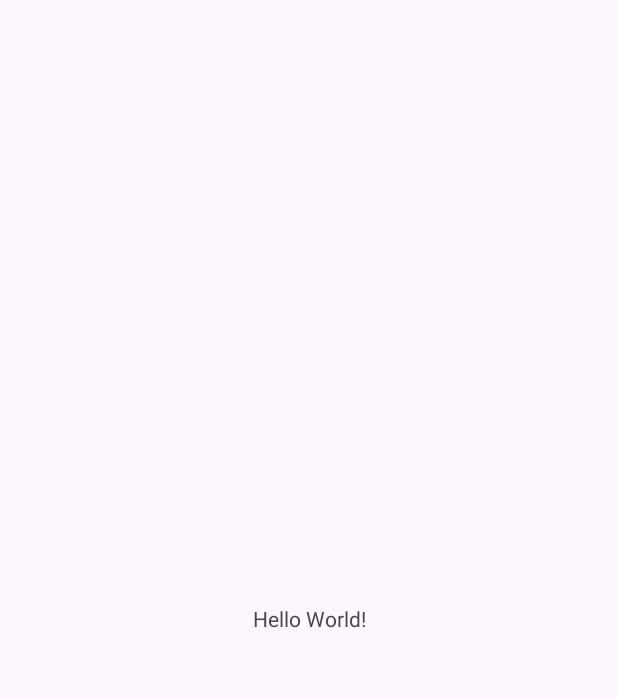
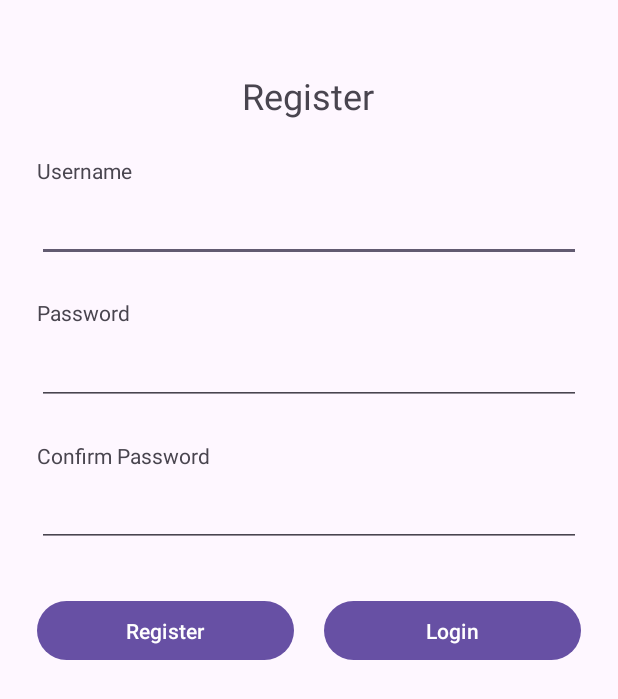
Before and after one commit to Shloktheboss142/EventManagementApp, an Android app: the screen it shows after launch (MainActivity), on a phone screen of 412 x 824 dp. Before the commit the part shown is almost empty. Shown: the top 699 px of the screen. Run offline under Robolectric (Android 15) with nearby library versions, the phone set to English and light mode, and no system bars.

Commit message:
Basic UI for register (portrait and landscape) done

```diff
--- a/app/src/main/AndroidManifest.xml
+++ b/app/src/main/AndroidManifest.xml
@@ -13,6 +13,9 @@
         android:theme="@style/Theme.Assignment1"
         tools:targetApi="31">
         <activity
+            android:name=".UserRegisterActivity"
+            android:exported="false" />
+        <activity
             android:name=".MainActivity"
             android:exported="true">
             <intent-filter>
--- /dev/null
+++ b/app/src/main/res/layout-land/activity_main.xml
@@ -0,0 +1,166 @@
+<?xml version="1.0" encoding="utf-8"?>
+<androidx.constraintlayout.widget.ConstraintLayout xmlns:android="http://schemas.android.com/apk/res/android"
+    xmlns:app="http://schemas.android.com/apk/res-auto"
+    xmlns:tools="http://schemas.android.com/tools"
+    android:layout_width="match_parent"
+    android:layout_height="match_parent"
+    tools:context=".MainActivity">
+
+    <TextView
+        android:id="@+id/textView3"
+        android:layout_width="wrap_content"
+        android:layout_height="wrap_content"
+        android:text="Register"
+        android:textSize="24sp"
+        app:layout_constraintEnd_toEndOf="parent"
+        app:layout_constraintHorizontal_bias="0.5"
+        app:layout_constraintStart_toStartOf="parent"
+        app:layout_constraintTop_toTopOf="@+id/guideline2" />
+
+    <EditText
+        android:id="@+id/confirmPasswordInput"
+        android:layout_width="0dp"
+        android:layout_height="45dp"
+        android:layout_marginLeft="40dp"
+        android:ems="10"
+        android:inputType="textPassword"
+        app:layout_constraintEnd_toStartOf="@+id/guideline7"
+        app:layout_constraintHorizontal_bias="0.5"
+        app:layout_constraintStart_toEndOf="@+id/textView7"
+        app:layout_constraintTop_toTopOf="@+id/guideline11" />
+
+    <EditText
+        android:id="@+id/passwordInput"
+        android:layout_width="0dp"
+        android:layout_height="44dp"
+        android:layout_marginLeft="40dp"
+        android:ems="10"
+        android:inputType="textPassword"
+        app:layout_constraintEnd_toStartOf="@+id/guideline7"
+        app:layout_constraintHorizontal_bias="0.5"
+        app:layout_constraintStart_toEndOf="@+id/textView5"
+        app:layout_constraintTop_toTopOf="@+id/guideline10" />
+
+    <TextView
+        android:id="@+id/textView7"
+        android:layout_width="113dp"
+        android:layout_height="50dp"
+        android:text="Confirm Password"
+        android:textAlignment="center"
+        android:textSize="20sp"
+        app:layout_constraintEnd_toStartOf="@+id/confirmPasswordInput"
+        app:layout_constraintHorizontal_bias="0.5"
+        app:layout_constraintStart_toStartOf="@+id/guideline6"
+        app:layout_constraintTop_toTopOf="@+id/guideline11" />
+
+    <TextView
+        android:id="@+id/textView5"
+        android:layout_width="113dp"
+        android:layout_height="24dp"
+        android:layout_marginTop="8dp"
+        android:text="Password"
+        android:textAlignment="center"
+        android:textSize="20sp"
+        app:layout_constraintEnd_toStartOf="@+id/passwordInput"
+        app:layout_constraintHorizontal_chainStyle="spread_inside"
+        app:layout_constraintStart_toStartOf="@+id/guideline6"
+        app:layout_constraintTop_toTopOf="@+id/guideline10" />
+
+    <TextView
+        android:id="@+id/textView4"
+        android:layout_width="114dp"
+        android:layout_height="29dp"
+
+        android:layout_marginTop="8dp"
+        android:text="Username"
+        android:textAlignment="center"
+        android:textSize="20sp"
+        app:layout_constraintEnd_toStartOf="@+id/usernameInput"
+        app:layout_constraintHorizontal_bias="0.5"
+        app:layout_constraintStart_toStartOf="@+id/guideline6"
+        app:layout_constraintTop_toTopOf="@+id/guideline8" />
+
+    <EditText
+        android:id="@+id/usernameInput"
+        android:layout_width="0dp"
+        android:layout_height="46dp"
+        android:layout_marginLeft="40dp"
+        android:ems="10"
+        android:inputType="text"
+        app:layout_constraintEnd_toStartOf="@+id/guideline7"
+        app:layout_constraintHorizontal_bias="0.5"
+        app:layout_constraintStart_toEndOf="@+id/textView4"
+        app:layout_constraintTop_toTopOf="@+id/guideline8" />
+
+    <Button
+        android:id="@+id/registerButton"
+        android:layout_width="160dp"
+        android:layout_height="47dp"
+        android:layout_marginTop="24dp"
+        android:text="Register"
+        app:layout_constraintEnd_toStartOf="@+id/loginButton"
+        app:layout_constraintHorizontal_bias="0.5"
+        app:layout_constraintStart_toStartOf="parent"
+        app:layout_constraintTop_toTopOf="@+id/guideline9" />
+
+    <Button
+        android:id="@+id/loginButton"
+        android:layout_width="160dp"
+        android:layout_height="47dp"
+        android:layout_marginTop="24dp"
+        android:text="Login"
+        app:layout_constraintEnd_toEndOf="parent"
+        app:layout_constraintHorizontal_bias="0.5"
+        app:layout_constraintStart_toEndOf="@+id/registerButton"
+        app:layout_constraintTop_toTopOf="@+id/guideline9" />
+
+    <androidx.constraintlayout.widget.Guideline
+        android:id="@+id/guideline2"
+        android:layout_width="wrap_content"
+        android:layout_height="wrap_content"
+        android:orientation="horizontal"
+        app:layout_constraintGuide_begin="16dp" />
+
+    <androidx.constraintlayout.widget.Guideline
+        android:id="@+id/guideline6"
+        android:layout_width="wrap_content"
+        android:layout_height="wrap_content"
+        android:orientation="vertical"
+        app:layout_constraintGuide_begin="72dp" />
+
+    <androidx.constraintlayout.widget.Guideline
+        android:id="@+id/guideline7"
+        android:layout_width="wrap_content"
+        android:layout_height="wrap_content"
+        android:orientation="vertical"
+        app:layout_constraintGuide_end="72dp" />
+
+    <androidx.constraintlayout.widget.Guideline
+        android:id="@+id/guideline8"
+        android:layout_width="wrap_content"
+        android:layout_height="wrap_content"
+        android:orientation="horizontal"
+        app:layout_constraintGuide_begin="67dp" />
+
+    <androidx.constraintlayout.widget.Guideline
+        android:id="@+id/guideline9"
+        android:layout_width="wrap_content"
+        android:layout_height="wrap_content"
+        android:orientation="horizontal"
+        app:layout_constraintGuide_begin="265dp" />
+
+    <androidx.constraintlayout.widget.Guideline
+        android:id="@+id/guideline10"
+        android:layout_width="wrap_content"
+        android:layout_height="wrap_content"
+        android:orientation="horizontal"
+        app:layout_constraintGuide_begin="135dp" />
+
+    <androidx.constraintlayout.widget.Guideline
+        android:id="@+id/guideline11"
+        android:layout_width="wrap_content"
+        android:layout_height="wrap_content"
+        android:orientation="horizontal"
+        app:layout_constraintGuide_begin="205dp" />
+
+</androidx.constraintlayout.widget.ConstraintLayout>
--- a/app/src/main/res/layout/activity_main.xml
+++ b/app/src/main/res/layout/activity_main.xml
@@ -6,13 +6,130 @@
     android:layout_height="match_parent"
     tools:context=".MainActivity">
 
-    <TextView
+    <androidx.constraintlayout.widget.Guideline
+        android:id="@+id/guideline"
         android:layout_width="wrap_content"
         android:layout_height="wrap_content"
-        android:text="Hello World!"
-        app:layout_constraintBottom_toBottomOf="parent"
+        android:orientation="horizontal"
+        app:layout_constraintGuide_begin="80dp" />
+
+    <TextView
+        android:id="@+id/textView3"
+        android:layout_width="wrap_content"
+        android:layout_height="wrap_content"
+        android:text="Register"
+        android:textSize="24sp"
+        app:layout_constraintBottom_toTopOf="@+id/guideline"
         app:layout_constraintEnd_toEndOf="parent"
-        app:layout_constraintStart_toStartOf="parent"
-        app:layout_constraintTop_toTopOf="parent" />
+        app:layout_constraintHorizontal_bias="0.498"
+        app:layout_constraintStart_toStartOf="parent" />
+
+    <TextView
+        android:id="@+id/textView4"
+        android:layout_width="wrap_content"
+        android:layout_height="wrap_content"
+        android:layout_marginTop="24dp"
+
+        android:text="Username"
+        app:layout_constraintStart_toStartOf="@+id/guideline3"
+        app:layout_constraintTop_toTopOf="@+id/guideline" />
+
+    <androidx.constraintlayout.widget.Guideline
+        android:id="@+id/guideline3"
+        android:layout_width="wrap_content"
+        android:layout_height="wrap_content"
+        android:orientation="vertical"
+        app:layout_constraintGuide_begin="25dp" />
+
+    <androidx.constraintlayout.widget.Guideline
+        android:id="@+id/guideline4"
+        android:layout_width="wrap_content"
+        android:layout_height="wrap_content"
+        android:orientation="vertical"
+        app:layout_constraintGuide_end="25dp" />
+
+    <EditText
+        android:id="@+id/usernameInput"
+        android:layout_width="0dp"
+        android:layout_height="43dp"
+        android:layout_marginTop="8dp"
+        android:ems="10"
+        android:inputType="text"
+        app:layout_constraintEnd_toStartOf="@+id/guideline4"
+        app:layout_constraintHorizontal_bias="1.0"
+        app:layout_constraintStart_toStartOf="@+id/guideline3"
+        app:layout_constraintTop_toBottomOf="@+id/textView4" />
+
+    <TextView
+        android:id="@+id/textView5"
+        android:layout_width="wrap_content"
+        android:layout_height="wrap_content"
+        android:layout_marginTop="24dp"
+        android:text="Password"
+        app:layout_constraintStart_toStartOf="@+id/guideline3"
+        app:layout_constraintTop_toBottomOf="@+id/usernameInput" />
+
+    <EditText
+        android:id="@+id/passwordInput"
+        android:layout_width="0dp"
+        android:layout_height="44dp"
+        android:layout_marginTop="8dp"
+        android:ems="10"
+        android:inputType="textPassword"
+        app:layout_constraintEnd_toStartOf="@+id/guideline4"
+        app:layout_constraintHorizontal_bias="1.0"
+        app:layout_constraintStart_toStartOf="@+id/guideline3"
+        app:layout_constraintTop_toBottomOf="@+id/textView5" />
+
+    <TextView
+        android:id="@+id/textView7"
+        android:layout_width="wrap_content"
+        android:layout_height="wrap_content"
+        android:layout_marginTop="24dp"
+        android:text="Confirm Password"
+        app:layout_constraintStart_toStartOf="@+id/guideline3"
+        app:layout_constraintTop_toBottomOf="@+id/passwordInput" />
+
+    <EditText
+        android:id="@+id/confirmPasswordInput"
+        android:layout_width="0dp"
+        android:layout_height="43dp"
+        android:layout_marginTop="8dp"
+        android:ems="10"
+        android:inputType="textPassword"
+        app:layout_constraintEnd_toStartOf="@+id/guideline4"
+        app:layout_constraintHorizontal_bias="0.5"
+        app:layout_constraintStart_toStartOf="@+id/guideline3"
+        app:layout_constraintTop_toBottomOf="@+id/textView7" />
+
+    <Button
+        android:id="@+id/registerButton"
+        android:layout_width="0dp"
+        android:layout_height="47dp"
+        android:layout_marginRight="10dp"
+        android:text="Register"
+        app:layout_constraintEnd_toStartOf="@+id/loginButton"
+        app:layout_constraintHorizontal_bias="0.5"
+        app:layout_constraintHorizontal_chainStyle="spread_inside"
+        app:layout_constraintStart_toStartOf="@+id/guideline3"
+        app:layout_constraintTop_toTopOf="@+id/guideline5" />
+
+    <Button
+        android:id="@+id/loginButton"
+        android:layout_width="0dp"
+        android:layout_height="47dp"
+        android:layout_marginLeft="10dp"
+        android:text="Login"
+        app:layout_constraintEnd_toStartOf="@+id/guideline4"
+        app:layout_constraintHorizontal_bias="0.5"
+        app:layout_constraintStart_toEndOf="@+id/registerButton"
+        app:layout_constraintTop_toTopOf="@+id/guideline5" />
+
+    <androidx.constraintlayout.widget.Guideline
+        android:id="@+id/guideline5"
+        android:layout_width="wrap_content"
+        android:layout_height="wrap_content"
+        android:orientation="horizontal"
+        app:layout_constraintGuide_begin="397dp" />
 
 </androidx.constraintlayout.widget.ConstraintLayout>
--- a/build.gradle.kts
+++ b/build.gradle.kts
@@ -1,4 +1,4 @@
 // Top-level build file where you can add configuration options common to all sub-projects/modules.
 plugins {
-    id("com.android.application") version "8.1.4" apply false
+    id("com.android.application") version "8.3.0" apply false
 }
```
Also changed, not shown: app/src/main/res/layout-land/activity_user_register.xml (added, +99 -0 lines), app/src/main/res/layout/activity_user_register.xml (added, +99 -0 lines), gradle/wrapper/gradle-wrapper.properties.
